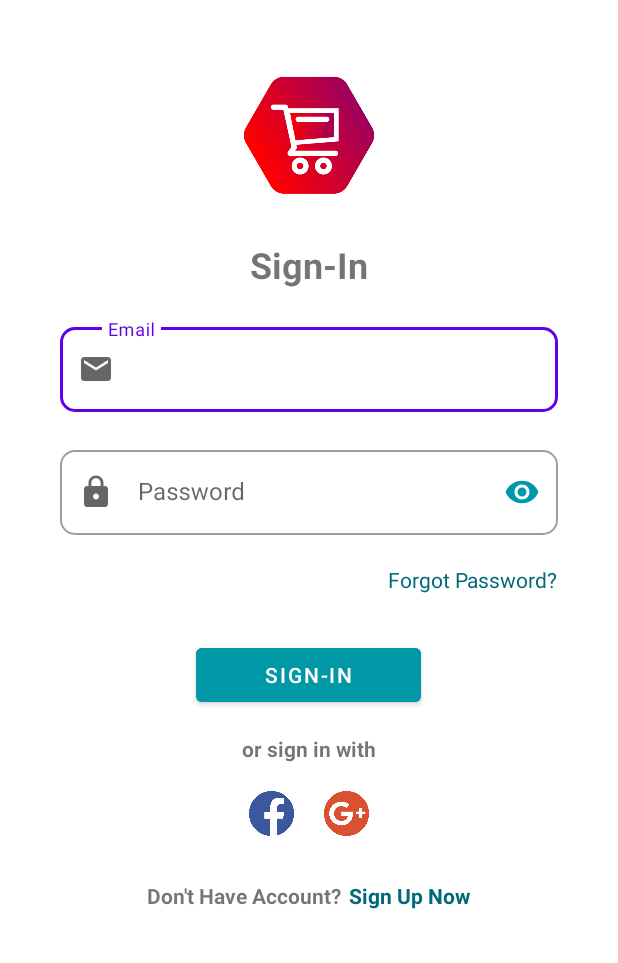
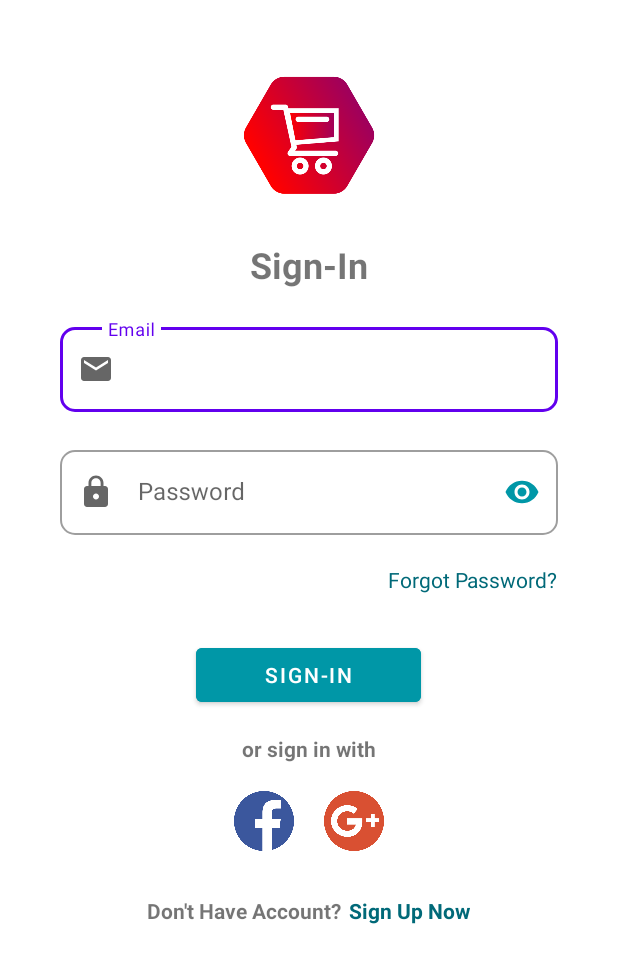
Before and after one commit to geralddz/Aplikasi_SHOPNGO, an Android app: the SignIn screen opened directly, with no data from a screen before it, on a phone screen of 412 x 824 dp. Shown: the top 963 px of the screen. Run offline under Robolectric (Android 15) with nearby library versions, the phone set to English and light mode, and no system bars; our stand-ins replace Firebase (no records; nobody signed in at launch, a user with empty details on screens opened directly); libraries missing offline, so code that uses them is left out: com.facebook, com.facebook.login; 1 statement that could not run was skipped.

Commit message:
Initial Commit

```diff
--- a/app/build.gradle
+++ b/app/build.gradle
@@ -43,6 +43,6 @@ dependencies {
     androidTestImplementation 'androidx.test.espresso:espresso-core:3.4.0'
 
     implementation 'com.google.android.gms:play-services-auth:20.2.0'
-    implementation 'com.google.firebase:firebase-auth:21.0.6'
-    implementation 'com.facebook.android:facebook-android-sdk:4.42.0'
+    implementation 'com.google.firebase:firebase-auth-ktx:21.0.6'
+    implementation 'com.facebook.android:facebook-android-sdk:12.3.0'
 }
--- a/app/src/main/AndroidManifest.xml
+++ b/app/src/main/AndroidManifest.xml
@@ -7,7 +7,9 @@
     <uses-permission android:name="android.permission.ACCESS_NETWORK_STATE" />
     <uses-permission android:name="com.google.android.gms.permission.AD_ID" tools:node="remove"/>
 
-
+    <queries>
+        <provider android:authorities="com.facebook.katana.provider.PlatformProvider" />
+    </queries>
 
     <application
         android:allowBackup="true"
--- a/app/src/main/java/com/app/shopngo/ResetPassword.kt
+++ b/app/src/main/java/com/app/shopngo/ResetPassword.kt
@@ -50,7 +50,7 @@ class ResetPassword : AppCompatActivity() {
             .addOnCompleteListener { task ->
                 if(task.isSuccessful){
                     Toast.makeText(this, "Your reset password has been sent to your email", Toast.LENGTH_SHORT).show()
-                    startActivity(Intent(this, MainActivity::class.java))
+                    startActivity(Intent(this, SignIn::class.java))
                     finishAffinity()
                 }
             }
--- a/app/src/main/res/layout/activity_main.xml
+++ b/app/src/main/res/layout/activity_main.xml
@@ -34,9 +34,8 @@
             android:layout_width="wrap_content"
             android:layout_height="wrap_content"
             android:text="Email"
-            android:textColor="@android:color/black"
             android:textStyle="bold"
-            android:textSize="28sp"/>
+            android:textSize="20sp"/>
 
     </LinearLayout>
 
--- a/app/src/main/res/layout/activity_sign_in.xml
+++ b/app/src/main/res/layout/activity_sign_in.xml
@@ -126,8 +126,8 @@
 
                 <ImageView
                     android:id="@+id/btnFacebookSignIn"
-                    android:layout_width="30dp"
-                    android:layout_height="30dp"
+                    android:layout_width="40dp"
+                    android:layout_height="40dp"
                     android:layout_margin="10dp"
                     android:clickable="true"
                     android:focusable="true"
@@ -135,8 +135,8 @@
 
                 <ImageView
                     android:id="@+id/btnGoogleSignIn"
-                    android:layout_width="30dp"
-                    android:layout_height="30dp"
+                    android:layout_width="40dp"
+                    android:layout_height="40dp"
                     android:layout_margin="10dp"
                     android:clickable="true"
                     android:focusable="true"
--- a/app/src/main/res/layout/layout_progress.xml
+++ b/app/src/main/res/layout/layout_progress.xml
@@ -3,6 +3,7 @@
     xmlns:tools="http://schemas.android.com/tools"
     android:layout_width="match_parent"
     android:layout_height="match_parent"
+    android:orientation="vertical"
     android:gravity="center">
 
     <ProgressBar
```
Also changed, not shown: app/src/main/java/com/app/shopngo/SignIn.kt (+65 -58 lines).
